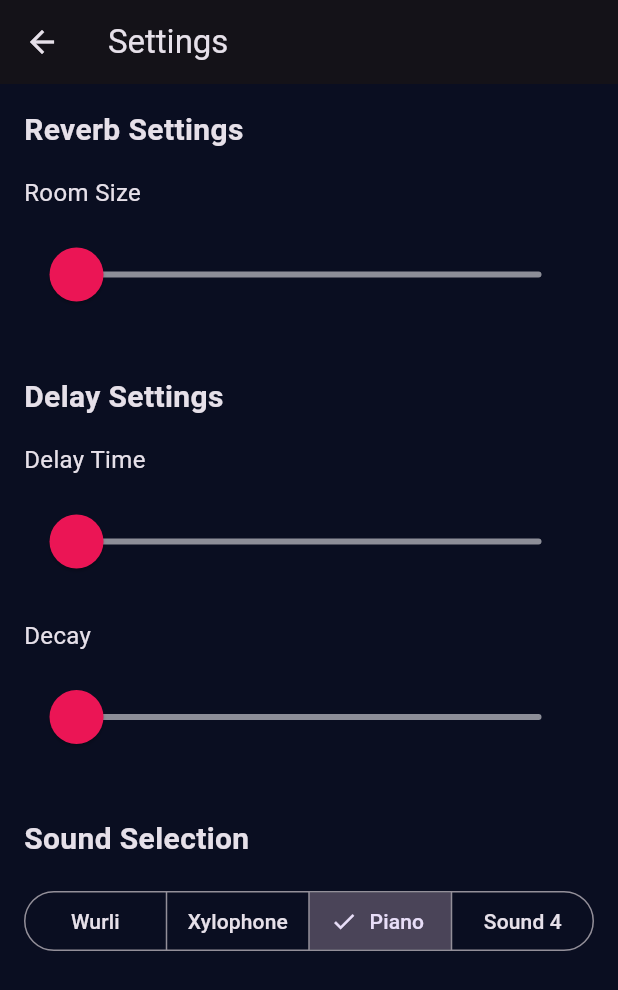
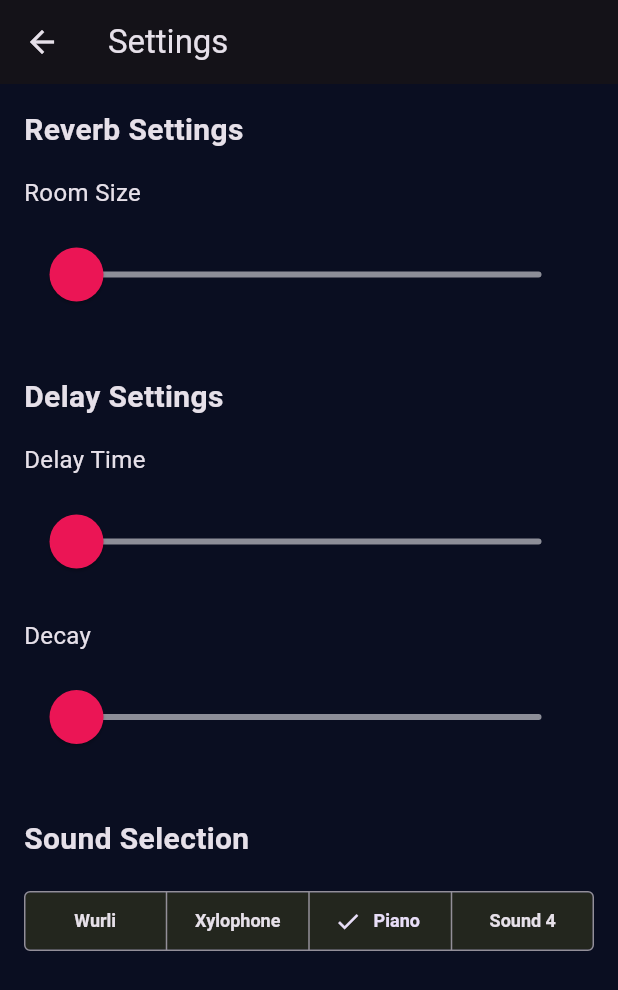
Before and after one commit to Karimbou/MoMuPlayer, a Flutter app: the SettingsPage screen opened directly with empty values, after a tap on "Xylophone", after a tap on "Piano", on a phone screen of 412 x 824 dp. Shown: the top 990 px of the screen. Run offline on Flutter 3.47's test engine with Material 3 defaults, Android fonts, the phone set to English and light mode, and no system bars; missing offline and left inert: flutter_soloud; statements that could not run were skipped.

Commit message:
Segmented Button Layout now has it own theme page

```diff
--- /dev/null
+++ b/momu_player/lib/components/segmentedButton_layout.dart
@@ -0,0 +1,25 @@
+import 'package:flutter/material.dart';
+
+SegmentedButtonThemeData segmentedButtonLayout(BuildContext context) {
+  return SegmentedButtonThemeData(
+    style: ButtonStyle(
+      textStyle: WidgetStateProperty.all(
+        const TextStyle(
+          fontSize: 12,
+          fontWeight: FontWeight.bold,
+        ),
+      ),
+      shape: WidgetStateProperty.all<RoundedRectangleBorder>(
+        RoundedRectangleBorder(
+          borderRadius: BorderRadius.circular(4.0),
+        ),
+      ),
+      overlayColor: WidgetStateProperty.all(
+        Colors.greenAccent.withValues(alpha: 0.2),
+      ),
+      backgroundColor: WidgetStateProperty.all(
+        Colors.yellowAccent.withValues(alpha: 0.1),
+      ),
+    ),
+  );
+}
--- a/momu_player/lib/screens/desk_page.dart
+++ b/momu_player/lib/screens/desk_page.dart
@@ -5,6 +5,7 @@ import 'package:momu_player/constants.dart';
 import 'package:momu_player/controller/audio_controller.dart';
 import 'settings_page.dart';
 import '../components/slider_layout.dart';
+import 'package:momu_player/components/segmentedButton_layout.dart';
 import 'package:logging/logging.dart';
 
 final Logger _log = Logger('DeskPage'); // Add this line
@@ -120,25 +121,7 @@ class _DeskPageState extends State<DeskPage> {
   // Creates segmented buttons for filter selection
   Widget _buildFilterButtons() {
     return SegmentedButtonTheme(
-      data: SegmentedButtonTheme.of(context).copyWith(
-        style: const ButtonStyle().copyWith(
-          textStyle: WidgetStatePropertyAll(
-            TextStyle(
-              backgroundColor: Colors.yellowAccent.withValues(alpha: 0.1),
-              fontSize: 12,
-              fontWeight: FontWeight.bold,
-            ),
-          ),
-          shape: WidgetStatePropertyAll<RoundedRectangleBorder>(
-            RoundedRectangleBorder(
-              borderRadius: BorderRadius.circular(4.0),
-            ),
-          ),
-          overlayColor: WidgetStatePropertyAll(
-            Colors.greenAccent.withValues(alpha: 0.2),
-          ),
-        ),
-      ),
+      data: segmentedButtonLayout(context),
       child: SegmentedButton<Filter>(
         segments: const <ButtonSegment<Filter>>[
           ButtonSegment<Filter>(
--- a/momu_player/lib/screens/settings_page.dart
+++ b/momu_player/lib/screens/settings_page.dart
@@ -3,7 +3,6 @@ import 'package:momu_player/controller/audio_controller.dart';
 import 'package:momu_player/controller/settings_controller.dart';
 import 'package:momu_player/model/settings_model.dart';
 import 'package:momu_player/ui/settings_widgets.dart';
-
 import 'package:momu_player/audio/load_assets.dart';
 import 'package:logging/logging.dart';
 
@@ -50,7 +49,6 @@ class _SettingsPageState extends State<SettingsPage> {
         _delayDecay = settings['decay']!.clamp(
             AudioController.minFilterValue, AudioController.maxFilterValue);
       });
-
       _log.fine('Settings loaded successfully');
     } catch (e, stackTrace) {
       final error = e is SettingsException
@@ -73,6 +71,7 @@ class _SettingsPageState extends State<SettingsPage> {
   }
 
   void _handleSoundSelection(Set<SoundType> selection) {
+    if (selection.isEmpty) return;
     final previousRoomSize = _reverbRoomSize;
     final previousDelayTime = _delayTime;
     final previousDelayDecay = _delayDecay;
@@ -100,7 +99,7 @@ class _SettingsPageState extends State<SettingsPage> {
         crossAxisAlignment: CrossAxisAlignment.stretch,
         children: [
           SettingsWidgets.buildReverbSettings(
-            context, // Pass context
+            context,
             _reverbRoomSize,
             (value) {
               setState(() {
@@ -111,7 +110,7 @@ class _SettingsPageState extends State<SettingsPage> {
           ),
           const SizedBox(height: 32),
           SettingsWidgets.buildDelaySettings(
-            context, // Pass context
+            context,
             _delayTime,
             _delayDecay,
             (value) {
@@ -129,6 +128,7 @@ class _SettingsPageState extends State<SettingsPage> {
           ),
           const SizedBox(height: 32),
           SettingsWidgets.buildSoundSelection(
+            context,
             _selectedSound,
             _handleSoundSelection,
           ),
--- a/momu_player/lib/ui/settings_widgets.dart
+++ b/momu_player/lib/ui/settings_widgets.dart
@@ -1,6 +1,7 @@
 import 'package:flutter/material.dart';
 import 'package:momu_player/controller/audio_controller.dart';
 import 'package:momu_player/model/settings_model.dart';
+import '../components/segmentedButton_layout.dart';
 import '../components/slider_layout.dart';
 
 class SettingsWidgets {
@@ -74,7 +75,9 @@ class SettingsWidgets {
   }
 
   static Widget buildSoundSelection(
-      SoundType selectedSound, Function(Set<SoundType>) onSelectionChanged) {
+      BuildContext context, // Add context parameter
+      SoundType selectedSound,
+      Function(Set<SoundType>) onSelectionChanged) {
     return Column(
       crossAxisAlignment: CrossAxisAlignment.stretch,
       children: [
@@ -83,7 +86,9 @@ class SettingsWidgets {
           style: TextStyle(fontSize: 20, fontWeight: FontWeight.bold),
         ),
         const SizedBox(height: 16),
-        SegmentedButton<SoundType>(
+        SegmentedButtonTheme(
+          data: segmentedButtonLayout(context),
+          child: SegmentedButton<SoundType>(
             segments: const <ButtonSegment<SoundType>>[
               ButtonSegment<SoundType>(
                 value: SoundType.wurli,
@@ -105,6 +110,7 @@ class SettingsWidgets {
             selected: {selectedSound},
             onSelectionChanged: onSelectionChanged,
           ),
+        ),
       ],
     );
   }
```
Lines whose indentation alone changed are shown as unchanged.
